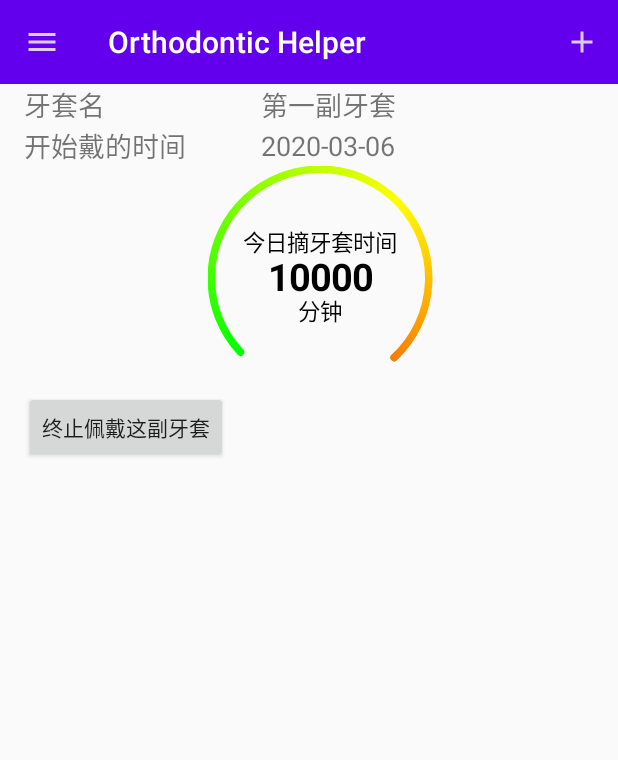
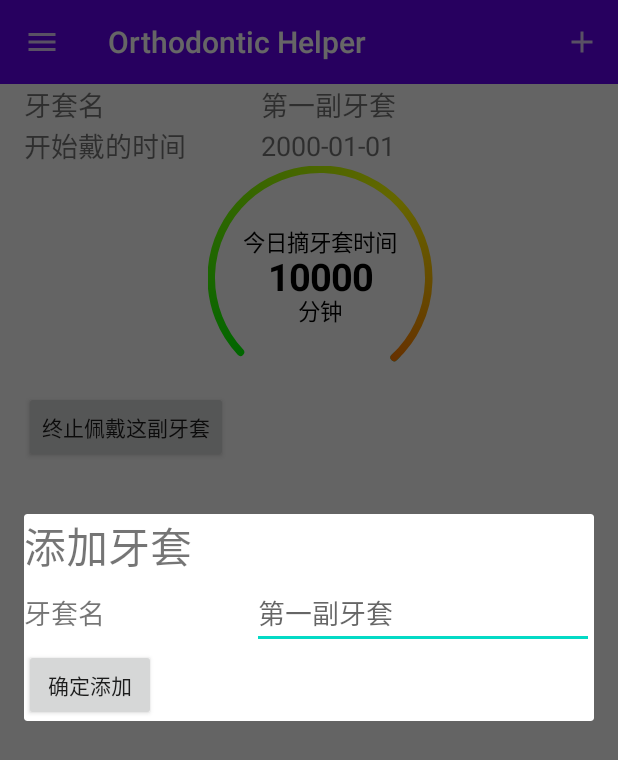
Before and after one commit to poorpool/Orthodontic-Helper, an Android app: the screen it shows after launch (MainActivity), after a tap on "add", on a phone screen of 412 x 824 dp. Shown: the top 760 px of the screen. Run offline under Robolectric (Android 15) with nearby library versions, the phone set to English and light mode, and no system bars; 2 statements that could not run were skipped.

Commit message:
insert brace and switch brace from menu

```diff
--- a/app/src/main/java/net/yxchen/orthodontichelper/MainActivity.kt
+++ b/app/src/main/java/net/yxchen/orthodontichelper/MainActivity.kt
@@ -1,23 +1,27 @@
 package net.yxchen.orthodontichelper
 
-import androidx.appcompat.app.AppCompatActivity
 import android.os.Bundle
-import android.util.Log
-import android.view.Gravity
 import android.view.Menu
 import android.view.MenuItem
+import android.view.ViewGroup
+import android.view.WindowManager
 import android.widget.Toast
+import androidx.appcompat.app.AppCompatActivity
 import androidx.core.view.GravityCompat
-import androidx.recyclerview.widget.LinearLayoutManager
 import kotlinx.android.synthetic.main.activity_main.*
-import net.yxchen.orthodontichelper.adapter.BraceAdapter
 import net.yxchen.orthodontichelper.database.MyDatabaseHelper
+import net.yxchen.orthodontichelper.fragment.AddBraceDialogFragment
+import net.yxchen.orthodontichelper.fragment.BraceFragment
 import net.yxchen.orthodontichelper.pojo.Brace
-import java.util.*
-import kotlin.collections.ArrayList
+import java.lang.Exception
+
 
 class MainActivity : AppCompatActivity() {
     private val dbHelper = MyDatabaseHelper(this, "OrthodonticHelper.db", 1)
+
+    private lateinit var braceList : List<Brace>
+
+    private lateinit var fragment : BraceFragment
 
     override fun onCreate(savedInstanceState: Bundle?) {
         super.onCreate(savedInstanceState)
@@ -30,16 +34,7 @@ class MainActivity : AppCompatActivity() {
 
         dbHelper.writableDatabase
 
-        initBracesMenu()
-
-
-
-
-
-
-
-
-
+        initBracesMenuAndFragment()
 
         /*
         initBraces()
@@ -49,16 +44,30 @@ class MainActivity : AppCompatActivity() {
         recyclerView.adapter = adapter*/
     }
 
-    private fun initBracesMenu() {
+    private fun refreshBracesMenu() {
+        braceList = dbHelper.queryAllBraces(dbHelper.writableDatabase)
 
-        val braceList = dbHelper.queryAllBraces(dbHelper.writableDatabase)
+        braceList = braceList.reversed()
 
-        Toast.makeText(this, braceList.toString(), Toast.LENGTH_LONG).show()
+//        Toast.makeText(this, braceList.toString(), Toast.LENGTH_LONG).show()
         val menu = navView.menu
 
-        for (i in braceList.size - 1 downTo 0) {
+        menu.clear()
+
+        for (i in braceList.indices) {
             menu.add(i, i, i, braceList[i].name)
         }
+        navView.setNavigationItemSelectedListener {
+            fragment.refresh(braceList[it.order])
+            drawerLayout.closeDrawer(navView)
+            return@setNavigationItemSelectedListener true
+        }
+    }
+
+    fun initBracesMenuAndFragment() {
+        refreshBracesMenu()
+        fragment = braceFragment as BraceFragment
+        fragment.refresh(braceList.first())
     }
 
 /*
@@ -75,9 +84,18 @@ class MainActivity : AppCompatActivity() {
 
     override fun onOptionsItemSelected(item: MenuItem): Boolean {
         when (item.itemId) {
-            R.id.add_item -> Toast.makeText(this, "Add item", Toast.LENGTH_SHORT).show()
+            R.id.add_item -> {
+                try {
+                    val dialogFragment = AddBraceDialogFragment(dbHelper, this)
+                    dialogFragment.show(this.supportFragmentManager, "addBrace")
+                } catch (e : Exception) {
+                    Toast.makeText(this, e.toString(), Toast.LENGTH_LONG).show()
+                }
+            }
             android.R.id.home -> drawerLayout.openDrawer(GravityCompat.START)
         }
         return true
     }
+
+
 }
--- /dev/null
+++ b/app/src/main/java/net/yxchen/orthodontichelper/fragment/AddBraceDialogFragment.kt
@@ -0,0 +1,50 @@
+package net.yxchen.orthodontichelper.fragment
+
+import android.app.Activity
+import android.database.sqlite.SQLiteOpenHelper
+import android.graphics.Color
+import android.graphics.drawable.ColorDrawable
+import android.os.Bundle
+import android.view.*
+import android.widget.Button
+import android.widget.EditText
+import android.widget.Toast
+import androidx.fragment.app.DialogFragment
+import net.yxchen.orthodontichelper.MainActivity
+import net.yxchen.orthodontichelper.R
+import net.yxchen.orthodontichelper.database.MyDatabaseHelper
+
+
+class AddBraceDialogFragment(private val dbHelper: MyDatabaseHelper, private val activity: MainActivity) : DialogFragment() {
+
+    override fun onCreateView(
+        inflater: LayoutInflater,
+        container: ViewGroup?,
+        savedInstanceState: Bundle?
+    ): View? {
+        val view = inflater.inflate(R.layout.add_brace_fragment, container, false)
+        val button = view.findViewById<Button>(R.id.addBrace)
+        val braceName = view.findViewById<EditText>(R.id.braceName)
+        button.setOnClickListener {
+            dbHelper.insertBrace(dbHelper.writableDatabase, braceName.text.toString())
+            activity.initBracesMenuAndFragment()
+            this.dismiss()
+        }
+        return view
+    }
+
+    override fun onActivityCreated(savedInstanceState: Bundle?) {
+        super.onActivityCreated(savedInstanceState)
+        isCancelable = true
+        val window = dialog!!.window
+        window?.setGravity(Gravity.BOTTOM)
+//        window?.setBackgroundDrawable(ColorDrawable(Color.TRANSPARENT))
+        val params: WindowManager.LayoutParams? = window?.attributes
+        params?.gravity = Gravity.CENTER
+        // 使用ViewGroup.LayoutParams，以便Dialog 宽度充满整个屏幕
+        // 使用ViewGroup.LayoutParams，以便Dialog 宽度充满整个屏幕
+        params?.width = ViewGroup.LayoutParams.MATCH_PARENT
+        params?.height = ViewGroup.LayoutParams.WRAP_CONTENT
+        window?.attributes = params
+    }
+}
--- a/app/src/main/java/net/yxchen/orthodontichelper/fragment/BraceFragment.kt
+++ b/app/src/main/java/net/yxchen/orthodontichelper/fragment/BraceFragment.kt
@@ -6,9 +6,13 @@ import android.view.View
 import android.view.ViewGroup
 import androidx.fragment.app.Fragment
 import kotlinx.android.synthetic.main.activity_main.*
+import kotlinx.android.synthetic.main.brace_fragment.*
 import net.yxchen.orthodontichelper.R
+import net.yxchen.orthodontichelper.pojo.Brace
+import java.text.SimpleDateFormat
 
 class BraceFragment : Fragment() {
+    private val dateFormatter = SimpleDateFormat("yyyy-MM-dd")
     override fun onCreateView(
         inflater: LayoutInflater,
         container: ViewGroup?,
@@ -16,4 +20,9 @@ class BraceFragment : Fragment() {
     ): View? {
         return inflater.inflate(R.layout.brace_fragment, container, false)
     }
+
+    fun refresh(brace: Brace) {
+        braceName.text = brace.name
+        braceStartDate.text = dateFormatter.format(brace.startDate)
+    }
 }
--- /dev/null
+++ b/app/src/main/res/layout/add_brace_fragment.xml
@@ -0,0 +1,39 @@
+<?xml version="1.0" encoding="utf-8"?>
+<LinearLayout xmlns:android="http://schemas.android.com/apk/res/android"
+    android:orientation="vertical" android:layout_width="match_parent"
+    android:layout_height="match_parent">
+    <TextView
+        android:layout_width="match_parent"
+        android:layout_height="wrap_content"
+        android:text="添加牙套"
+        android:textSize="28sp"
+        android:gravity="center_vertical"/>
+    <LinearLayout
+        android:layout_width="match_parent"
+        android:layout_height="wrap_content"
+        android:orientation="horizontal">
+        <TextView
+            android:layout_width="0dp"
+            android:layout_weight="2"
+            android:layout_height="wrap_content"
+            android:layout_gravity="center_vertical"
+            android:text="牙套名"
+            android:textSize="18sp"/>
+
+        <EditText
+            android:id="@+id/braceName"
+            android:layout_width="0dp"
+            android:layout_weight="3"
+            android:layout_height="wrap_content"
+            android:layout_gravity="center_vertical"
+            android:textSize="18sp"
+            android:hint="第一副牙套"/>
+    </LinearLayout>
+
+    <Button
+        android:layout_width="wrap_content"
+        android:layout_height="wrap_content"
+        android:id="@+id/addBrace"
+        android:text="确定添加"/>
+
+</LinearLayout>
--- a/app/src/main/res/layout/brace_fragment.xml
+++ b/app/src/main/res/layout/brace_fragment.xml
@@ -18,6 +18,7 @@
             android:textSize="18sp"/>
 
         <TextView
+            android:id="@+id/braceName"
             android:layout_width="0dp"
             android:layout_weight="3"
             android:layout_height="wrap_content"
@@ -41,12 +42,14 @@
             android:textSize="18sp"/>
 
         <TextView
+            android:id="@+id/braceStartDate"
             android:layout_width="0dp"
             android:layout_weight="3"
             android:layout_height="wrap_content"
             android:layout_gravity="center_vertical"
             android:textSize="18sp"
-            android:text="2020-03-06"/>
+            android:text="2000-01-01"/>
+
     </LinearLayout>
 
     <net.yxchen.orthodontichelper.circleprogress.CircleProgress
```
